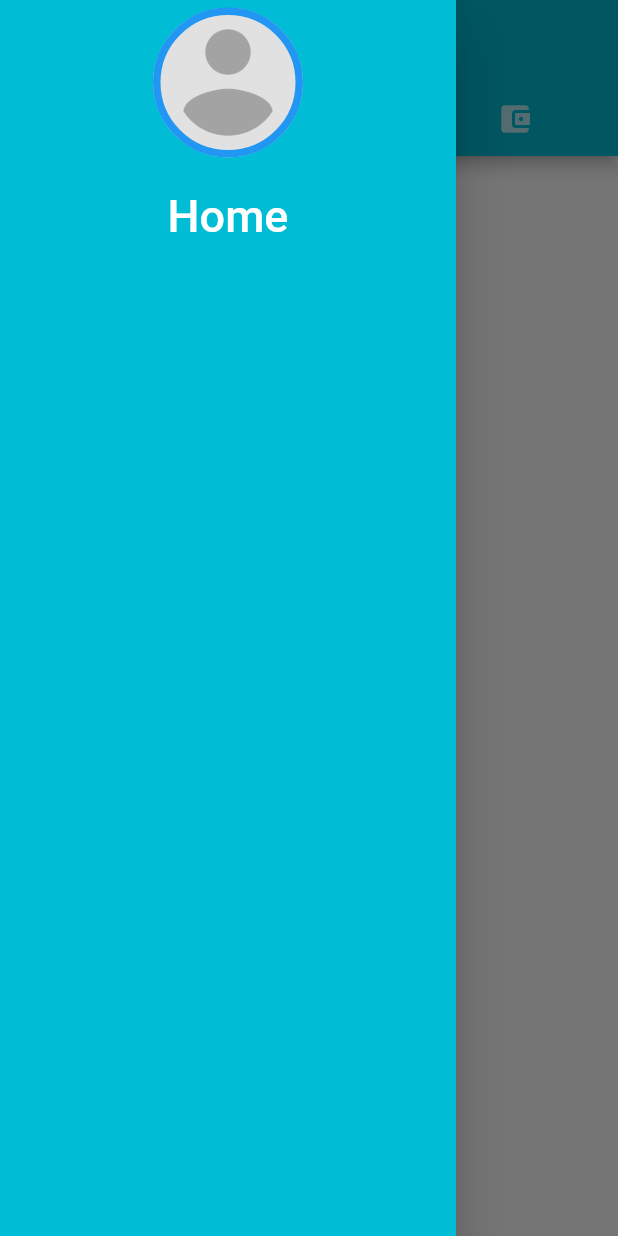
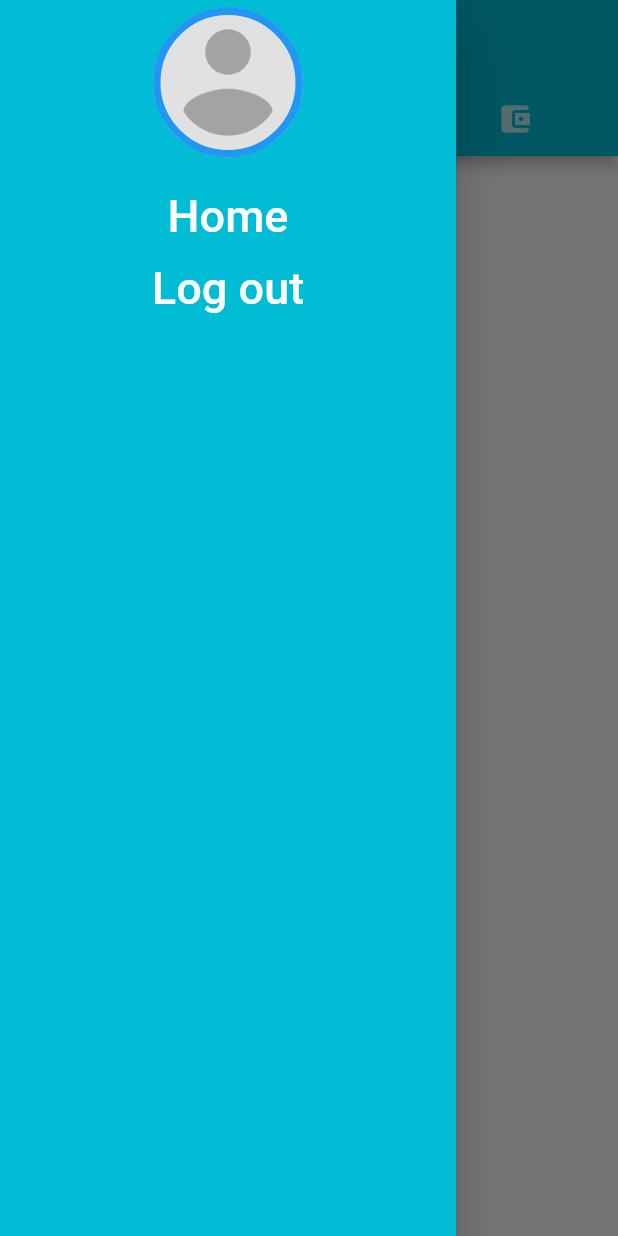
Before and after one commit to zenkairan/skeletal_app, a Flutter app: the Index screen opened by its route, tab 2 chosen, with the side drawer open, on a phone screen of 412 x 824 dp. Run offline on Flutter 3.47's test engine with Material 2 defaults, Android fonts, the phone set to English and light mode, and no system bars; missing offline and left inert: flutter_facebook_login; accounts and stored records are empty; network calls fail.

Commit message:
feat: logout

```diff
--- a/lib/main.dart
+++ b/lib/main.dart
@@ -24,6 +24,7 @@ void main() async{
     MaterialApp(
       home: loggedUser.user != null? Index(): WelcomeScreen(),
       routes: <String, WidgetBuilder>{
+        '/welcome': (BuildContext context) => WelcomeScreen(),
         '/login': (BuildContext context) => LoginPage(),
         '/register': (BuildContext context) => RegisterPage(),
         '/index': (BuildContext context) => Index(),
--- a/lib/src/Localization/CustomLocalizaton.dart
+++ b/lib/src/Localization/CustomLocalizaton.dart
@@ -36,6 +36,7 @@ class CustomLocalization {
       'defaultError': 'An error has occurred, try again later',
       'loginError': 'Invalid username or password',
       'userNotFound': 'User not found',
+      'logout': 'Log out',
     },
     'pt': {
       'welcome': 'Bem Vindo',
@@ -59,6 +60,7 @@ class CustomLocalization {
       'defaultError': 'Ocorreu um erro, tente novamente mais tarde',
       'loginError': 'Usuário ou senha inválidos',
       'userNotFound': 'Usuário não encontrado',
+      'logout': 'Sair',
     },
   };
 
@@ -126,6 +128,9 @@ class CustomLocalization {
   String get userNotFound{
     return _localizedValues[locale.languageCode]['userNotFound'];
   }
+  String get logout{
+    return _localizedValues[locale.languageCode]['logout'];
+  }
 }
 
 class CustomLocalizationDelegate extends LocalizationsDelegate<CustomLocalization>{
--- a/lib/src/scenes/LeftDrawer.dart
+++ b/lib/src/scenes/LeftDrawer.dart
@@ -4,6 +4,7 @@ import 'package:skeletal_app/src/widgets/BaseColors.dart';
 import 'package:skeletal_app/src/Localization/CustomLocalizaton.dart';
 import 'package:skeletal_app/src/widgets/ProfilePic.dart';
 import 'package:skeletal_app/src/singletons/UserSingleton.dart';
+import 'package:skeletal_app/src/services/FileManager.dart';
 
 class LeftDrawer extends StatefulWidget {
 
@@ -28,13 +29,28 @@ class LeftDrawerState extends State<LeftDrawer> {
             ),
             Container(
               padding: EdgeInsets.fromLTRB(0, 10, 0, 0),
-              child: FlatButton(
-                child: Text(
-                  CustomLocalization.of(context).home,
-                  style: TextStyle(color: BaseColors.textColor,fontSize: 30.0,),
-                ),
-                onPressed: () => print('home'),
-              ),
+              child: Column(
+                children: <Widget>[
+                  FlatButton(
+                    child: Text(
+                      CustomLocalization.of(context).home,
+                      style: TextStyle(color: BaseColors.textColor,fontSize: 30.0,),
+                    ),
+                    onPressed: () => Navigator.of(context).pushNamedAndRemoveUntil('/index', (Route<dynamic> route) => false),
+                  ),
+                  FlatButton(
+                    child: Text(
+                      CustomLocalization.of(context).logout,
+                      style: TextStyle(color: BaseColors.textColor,fontSize: 30.0,),
+                    ),
+                    onPressed: () {
+                      loggedUser.user = null;
+                      FileManager.deleteUser();
+                      Navigator.of(context).pushNamedAndRemoveUntil('/welcome', (Route<dynamic> route) => false);
+                    },
+                  ),
+                ],
+              )
             )
           ],
         ),
--- a/lib/src/services/FileManager.dart
+++ b/lib/src/services/FileManager.dart
@@ -28,5 +28,11 @@ class FileManager{
       return null;
     }
   }
+  static void deleteUser() async{
+    final file = await _localFile;
+    if(file.existsSync()){
+      file.delete();
+    }
+  }
 
 }
```
